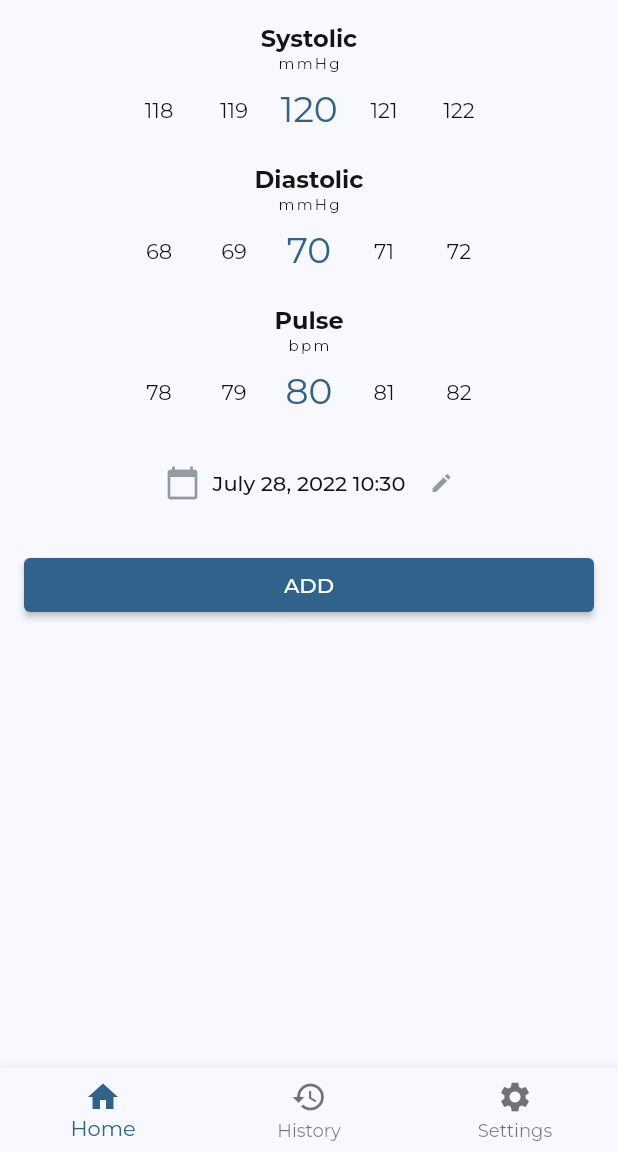
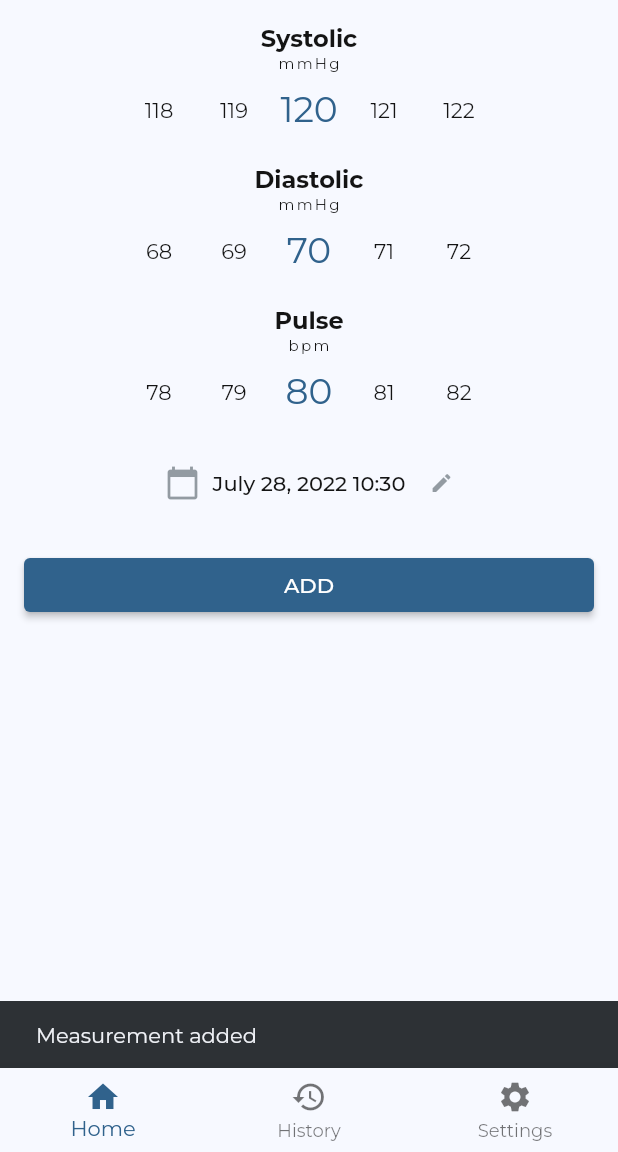
Before and after one commit to sunderee/collector, a Flutter app: the screen it shows after launch, after a tap on "ADD", on a phone screen of 412 x 824 dp, the part 84-1236 px from its top. Run offline on Flutter 3.47's test engine with Material 2 defaults, Android fonts, the phone set to English and light mode, and no system bars; our stand-ins replace equatable, flutter_bloc, get_it, google_fonts, hive_flutter; accounts and stored records are empty; generated files the repository leaves out were written again.

Commit message:
Complete business logic + basic list of elements

```diff
--- /dev/null
+++ b/lib/config.dart
@@ -0,0 +1,28 @@
+import 'package:collector/data/measurement.repository.dart';
+import 'package:collector/data/measurement.schema.dart';
+import 'package:collector/state/measurement.cubit.dart';
+import 'package:collector/state/measurement.state.dart';
+import 'package:flutter/material.dart';
+import 'package:flutter_bloc/flutter_bloc.dart';
+import 'package:get_it/get_it.dart';
+import 'package:hive_flutter/hive_flutter.dart';
+
+final GetIt getIt = GetIt.instance;
+
+Future<void> initializeDependencies() async {
+  await Hive.initFlutter();
+  Hive.registerAdapter<MeasurementSchema>(MeasurementSchemaAdapter());
+  final box = await Hive.openBox<MeasurementSchema>('measurements');
+
+  getIt.registerSingleton<Box<MeasurementSchema>>(box);
+  getIt.registerSingleton<IMeasurementRepository>(MeasurementRepository());
+}
+
+Widget initializeState(Widget app) {
+  return BlocProvider(
+    create: (_) => MeasurementCubit(
+      const MeasurementState.initial(),
+    ),
+    child: app,
+  );
+}
--- /dev/null
+++ b/lib/data/measurement.repository.dart
@@ -0,0 +1,21 @@
+import 'package:collector/config.dart';
+import 'package:collector/data/measurement.schema.dart';
+import 'package:hive_flutter/hive_flutter.dart';
+
+abstract class IMeasurementRepository {
+  Future<void> storeNewMeasurement(MeasurementSchema schema);
+  Iterable<MeasurementSchema> getMeasurements();
+}
+
+class MeasurementRepository implements IMeasurementRepository {
+  final Box<MeasurementSchema> _box;
+
+  MeasurementRepository() : _box = getIt.get<Box<MeasurementSchema>>();
+
+  @override
+  Future<void> storeNewMeasurement(MeasurementSchema schema) async =>
+      await _box.add(schema);
+
+  @override
+  Iterable<MeasurementSchema> getMeasurements() => _box.values;
+}
--- /dev/null
+++ b/lib/data/measurement.schema.dart
@@ -0,0 +1,25 @@
+import 'package:hive_flutter/hive_flutter.dart';
+
+part 'measurement.schema.g.dart';
+
+@HiveType(typeId: 0)
+class MeasurementSchema {
+  @HiveField(0)
+  final int systolic;
+
+  @HiveField(1)
+  final int diastolic;
+
+  @HiveField(2)
+  final int pulse;
+
+  @HiveField(3)
+  final int timestamp;
+
+  const MeasurementSchema({
+    required this.systolic,
+    required this.diastolic,
+    required this.pulse,
+    required this.timestamp,
+  });
+}
--- a/lib/l10n/app_en.arb
+++ b/lib/l10n/app_en.arb
@@ -1,5 +1,7 @@
 {
     "appName": "Collector",
+    "error": "Something went wrong",
+    "empty": "Nothing to see here",
     "bottomBarLabelHome": "Home",
     "bottomBarLabelHistory": "History",
     "bottomBarLabelSettings": "Settings",
@@ -8,5 +10,10 @@
     "pulse": "Pulse",
     "measurementBloodPressure": "mmHg",
     "measurementPulse": "bpm",
-    "add": "ADD"
+    "add": "ADD",
+    "measurementAdded": "Measurement added",
+    "categoryNormal": "Normal",
+    "categoryElevated": "Elevated",
+    "categoryHypertension": "Hypertension",
+    "categoryUnknown": "Unknown"
 }
--- a/lib/main.dart
+++ b/lib/main.dart
@@ -1,3 +1,4 @@
+import 'package:collector/config.dart';
 import 'package:collector/ui/app.dart';
 import 'package:flutter/material.dart';
 import 'package:intl/intl.dart';
@@ -5,6 +6,7 @@ import 'package:intl/intl_standalone.dart';
 
 Future<void> main() async {
   Intl.systemLocale = await findSystemLocale();
+  await initializeDependencies();
 
-  runApp(const App());
+  runApp(initializeState(const App()));
 }
--- /dev/null
+++ b/lib/state/measurement.cubit.dart
@@ -0,0 +1,34 @@
+import 'package:collector/config.dart';
+import 'package:collector/data/measurement.repository.dart';
+import 'package:collector/data/measurement.schema.dart';
+import 'package:collector/state/measurement.state.dart';
+import 'package:flutter_bloc/flutter_bloc.dart';
+
+class MeasurementCubit extends Cubit<MeasurementState> {
+  final IMeasurementRepository _repository;
+
+  MeasurementCubit(super.initialState)
+      : _repository = getIt.get<IMeasurementRepository>();
+
+  Future<void> addMeasurement(
+    MeasurementSchema schema,
+    String errorMessage,
+  ) async {
+    emit(const MeasurementState.loading());
+    try {
+      await _repository.storeNewMeasurement(schema);
+      retrieveMeasurements(errorMessage);
+    } catch (_) {
+      emit(MeasurementState.failed(errorMessage));
+    }
+  }
+
+  void retrieveMeasurements(String errorMessage) {
+    try {
+      final measurements = _repository.getMeasurements().toList();
+      emit(MeasurementState.successful(measurements));
+    } catch (_) {
+      emit(MeasurementState.failed(errorMessage));
+    }
+  }
+}
--- /dev/null
+++ b/lib/state/measurement.state.dart
@@ -0,0 +1,39 @@
+import 'package:collector/data/measurement.schema.dart';
+import 'package:equatable/equatable.dart';
+
+enum StatusEnum { initial, loading, successful, failed }
+
+class MeasurementState extends Equatable {
+  final StatusEnum status;
+  final List<MeasurementSchema> data;
+  final String errorMessage;
+
+  const MeasurementState._({
+    required this.status,
+    this.data = const <MeasurementSchema>[],
+    this.errorMessage = '',
+  });
+
+  const MeasurementState.initial() : this._(status: StatusEnum.initial);
+
+  const MeasurementState.loading() : this._(status: StatusEnum.loading);
+
+  const MeasurementState.successful(List<MeasurementSchema> data)
+      : this._(
+          status: StatusEnum.successful,
+          data: data,
+        );
+
+  const MeasurementState.failed(String errorMessage)
+      : this._(
+          status: StatusEnum.failed,
+          errorMessage: errorMessage,
+        );
+
+  @override
+  List<Object?> get props => [
+        status,
+        List<MeasurementSchema>.from(data),
+        errorMessage,
+      ];
+}
--- a/lib/ui/screens/home/components/atoms/date.container.dart
+++ b/lib/ui/screens/home/components/atoms/date.container.dart
@@ -19,7 +19,7 @@ class DateContainer extends StatelessWidget {
           context: context,
           initialDate: date,
           firstDate: date.subtract(const Duration(days: 30)),
-          lastDate: date,
+          lastDate: date.add(const Duration(days: 30)),
         );
         if (newDate != null) {
           final newTime = await showTimePicker(
--- a/lib/ui/screens/home/components/molecules/bottom_bar.dart
+++ b/lib/ui/screens/home/components/molecules/bottom_bar.dart
@@ -1,8 +1,13 @@
-import 'package:collector/utils/extensions/localization.ext.dart';
+import 'package:collector/utils/extensions/build_context.ext.dart';
 import 'package:flutter/material.dart';
 
 class BottomBar extends StatefulWidget {
-  const BottomBar({super.key});
+  final ValueSetter<int> onPageSelected;
+
+  const BottomBar({
+    super.key,
+    required this.onPageSelected,
+  });
 
   @override
   State<BottomBar> createState() => _BottomBarState();
@@ -28,7 +33,10 @@ class _BottomBarState extends State<BottomBar> {
           label: context.locale.bottomBarLabelSettings,
         ),
       ],
-      onTap: (int newIndex) => setState(() => _currentIndex = newIndex),
+      onTap: (int newIndex) {
+        setState(() => _currentIndex = newIndex);
+        widget.onPageSelected(_currentIndex);
+      },
       currentIndex: _currentIndex,
       selectedItemColor: Theme.of(context).colorScheme.primary,
     );
--- a/lib/ui/screens/home/components/molecules/measurement.container.dart
+++ b/lib/ui/screens/home/components/molecules/measurement.container.dart
@@ -1,7 +1,11 @@
+import 'package:collector/data/measurement.schema.dart';
+import 'package:collector/state/measurement.cubit.dart';
+import 'package:collector/state/measurement.state.dart';
 import 'package:collector/ui/screens/home/components/atoms/date.container.dart';
 import 'package:collector/ui/screens/home/components/atoms/number_picker.container.dart';
-import 'package:collector/utils/extensions/localization.ext.dart';
+import 'package:collector/utils/extensions/build_context.ext.dart';
 import 'package:flutter/material.dart';
+import 'package:flutter_bloc/flutter_bloc.dart';
 
 class MeasurementContainer extends StatefulWidget {
   const MeasurementContainer({super.key});
@@ -57,11 +61,29 @@ class _MeasurementContainerState extends State<MeasurementContainer> {
             ),
           ),
           const SizedBox(height: 32.0),
-          MaterialButton(
-            color: Theme.of(context).colorScheme.primary,
-            minWidth: MediaQuery.of(context).size.width,
-            onPressed: () {},
-            child: Text(context.locale.add),
+          BlocListener<MeasurementCubit, MeasurementState>(
+            listener: (BuildContext context, MeasurementState state) {
+              if (state.status == StatusEnum.failed) {
+                context.showSnackBar(state.errorMessage);
+              }
+            },
+            child: MaterialButton(
+              color: Theme.of(context).colorScheme.primary,
+              minWidth: MediaQuery.of(context).size.width,
+              onPressed: () {
+                context.showSnackBar(context.locale.measurementAdded);
+                BlocProvider.of<MeasurementCubit>(context).addMeasurement(
+                  MeasurementSchema(
+                    systolic: _currentSystolic,
+                    diastolic: _currentDiastolic,
+                    pulse: _currentPulse,
+                    timestamp: _currentDate.millisecondsSinceEpoch,
+                  ),
+                  context.locale.error,
+                );
+              },
+              child: Text(context.locale.add),
+            ),
           ),
         ],
       ),
--- /dev/null
+++ b/lib/ui/screens/home/components/pages/history.page.dart
@@ -0,0 +1,56 @@
+import 'package:collector/state/measurement.cubit.dart';
+import 'package:collector/state/measurement.state.dart';
+import 'package:collector/utils/extensions/build_context.ext.dart';
+import 'package:collector/utils/extensions/date_time.ext.dart';
+import 'package:collector/utils/helpers/blood_pressure_categorization.helper.dart';
+import 'package:flutter/material.dart';
+import 'package:flutter_bloc/flutter_bloc.dart';
+
+class HistoryPage extends StatelessWidget {
+  const HistoryPage({super.key});
+
+  @override
+  Widget build(BuildContext context) {
+    return BlocConsumer<MeasurementCubit, MeasurementState>(
+      listener: (BuildContext context, MeasurementState state) {},
+      builder: (BuildContext context, MeasurementState state) {
+        if (state.status == StatusEnum.successful) {
+          final items = state.data;
+          return items.isNotEmpty
+              ? ListView.builder(
+                  itemCount: items.length,
+                  itemBuilder: (
+                    BuildContext context,
+                    int index,
+                  ) {
+                    final item = items[index];
+                    return ListTile(
+                      title: Text(
+                        categorizeBloodPressure(item.systolic, item.diastolic)
+                                ?.toHumanReadable(context) ??
+                            context.locale.categoryUnknown,
+                      ),
+                      subtitle: Text(
+                        '${DateTime.fromMillisecondsSinceEpoch(item.timestamp).formatToHumanReadable} | ${item.pulse} ${context.locale.measurementPulse}',
+                      ),
+                    );
+                  },
+                )
+              : Center(
+                  child: Text(
+                    context.locale.empty,
+                    textAlign: TextAlign.center,
+                    style: Theme.of(context).textTheme.headline6,
+                  ),
+                );
+        } else {
+          return Center(
+            child: CircularProgressIndicator(
+              color: Theme.of(context).colorScheme.primary,
+            ),
+          );
+        }
+      },
+    );
+  }
+}
--- /dev/null
+++ b/lib/ui/screens/home/components/pages/home.page.dart
@@ -0,0 +1,14 @@
+import 'package:collector/ui/screens/home/components/molecules/measurement.container.dart';
+import 'package:flutter/material.dart';
+
+class HomePage extends StatelessWidget {
+  const HomePage({super.key});
+
+  @override
+  Widget build(BuildContext context) {
+    return const SafeArea(
+      minimum: EdgeInsets.all(16.0),
+      child: MeasurementContainer(),
+    );
+  }
+}
--- /dev/null
+++ b/lib/ui/screens/home/components/pages/settings.page.dart
@@ -0,0 +1,16 @@
+import 'package:collector/utils/extensions/build_context.ext.dart';
+import 'package:flutter/material.dart';
+
+class SettingsPage extends StatelessWidget {
+  const SettingsPage({super.key});
+
+  @override
+  Widget build(BuildContext context) {
+    return Center(
+      child: Text(
+        context.locale.empty,
+        style: Theme.of(context).textTheme.headline6,
+      ),
+    );
+  }
+}
--- a/lib/ui/screens/home/home.screen.dart
+++ b/lib/ui/screens/home/home.screen.dart
@@ -1,10 +1,39 @@
+import 'package:collector/state/measurement.cubit.dart';
 import 'package:collector/ui/screens/home/components/molecules/bottom_bar.dart';
-import 'package:collector/ui/screens/home/components/molecules/measurement.container.dart';
-import 'package:collector/utils/extensions/localization.ext.dart';
+import 'package:collector/ui/screens/home/components/pages/history.page.dart';
+import 'package:collector/ui/screens/home/components/pages/home.page.dart';
+import 'package:collector/ui/screens/home/components/pages/settings.page.dart';
+import 'package:collector/utils/extensions/build_context.ext.dart';
 import 'package:flutter/material.dart';
+import 'package:flutter_bloc/flutter_bloc.dart';
 
-class HomeScreen extends StatelessWidget {
+class HomeScreen extends StatefulWidget {
   const HomeScreen({super.key});
+
+  @override
+  State<HomeScreen> createState() => _HomeScreenState();
+}
+
+class _HomeScreenState extends State<HomeScreen> {
+  static const Duration _animationDuration = Duration(milliseconds: 150);
+  static const Curve _animationCurve = Curves.linear;
+
+  final _pageController = PageController();
+
+  @override
+  void initState() {
+    super.initState();
+    WidgetsBinding.instance.addPostFrameCallback((_) {
+      BlocProvider.of<MeasurementCubit>(context)
+          .retrieveMeasurements(context.locale.error);
+    });
+  }
+
+  @override
+  void dispose() {
+    _pageController.dispose();
+    super.dispose();
+  }
 
   @override
   Widget build(BuildContext context) {
@@ -12,11 +41,24 @@ class HomeScreen extends StatelessWidget {
       appBar: AppBar(
         title: Text(context.locale.appName),
       ),
-      body: const SafeArea(
-        minimum: EdgeInsets.all(16.0),
-        child: MeasurementContainer(),
+      body: PageView(
+        controller: _pageController,
+        physics: const NeverScrollableScrollPhysics(),
+        children: const [
+          HomePage(),
+          HistoryPage(),
+          SettingsPage(),
+        ],
       ),
-      bottomNavigationBar: const BottomBar(),
+      bottomNavigationBar: BottomBar(
+        onPageSelected: (int page) {
+          _pageController.animateToPage(
+            page,
+            duration: _animationDuration,
+            curve: _animationCurve,
+          );
+        },
+      ),
     );
   }
 }
--- a/lib/utils/extensions/localization.ext.dart
+++ b/lib/utils/extensions/build_context.ext.dart
@@ -4,3 +4,11 @@ import 'package:flutter_gen/gen_l10n/app_localizations.dart';
 extension LocalizationExt on BuildContext {
   AppLocalizations get locale => AppLocalizations.of(this)!;
 }
+
+extension BuildContextExt on BuildContext {
+  void showSnackBar(String text) {
+    ScaffoldMessenger.maybeOf(this)?.showSnackBar(
+      SnackBar(content: Text(text)),
+    );
+  }
+}
--- a/lib/utils/helpers/blood_pressure_categorization.helper.dart
+++ b/lib/utils/helpers/blood_pressure_categorization.helper.dart
@@ -1,4 +1,24 @@
-enum BloodPressureCategory { normal, elevated, hypertension }
+import 'package:collector/utils/extensions/build_context.ext.dart';
+import 'package:flutter/material.dart';
+
+enum BloodPressureCategory {
+  normal,
+  elevated,
+  hypertension;
+
+  String? toHumanReadable(BuildContext context) {
+    switch (this) {
+      case BloodPressureCategory.normal:
+        return context.locale.categoryNormal;
+      case BloodPressureCategory.elevated:
+        return context.locale.categoryElevated;
+      case BloodPressureCategory.hypertension:
+        return context.locale.categoryHypertension;
+      default:
+        return null;
+    }
+  }
+}
 
 /// Categorization follows the official guidelines by CDC, in particular, The
 /// American College of Cardiology/American Heart Association Guideline for the
```
Also changed, not shown: pubspec.yaml (+14 -0 lines), 1 other file.
